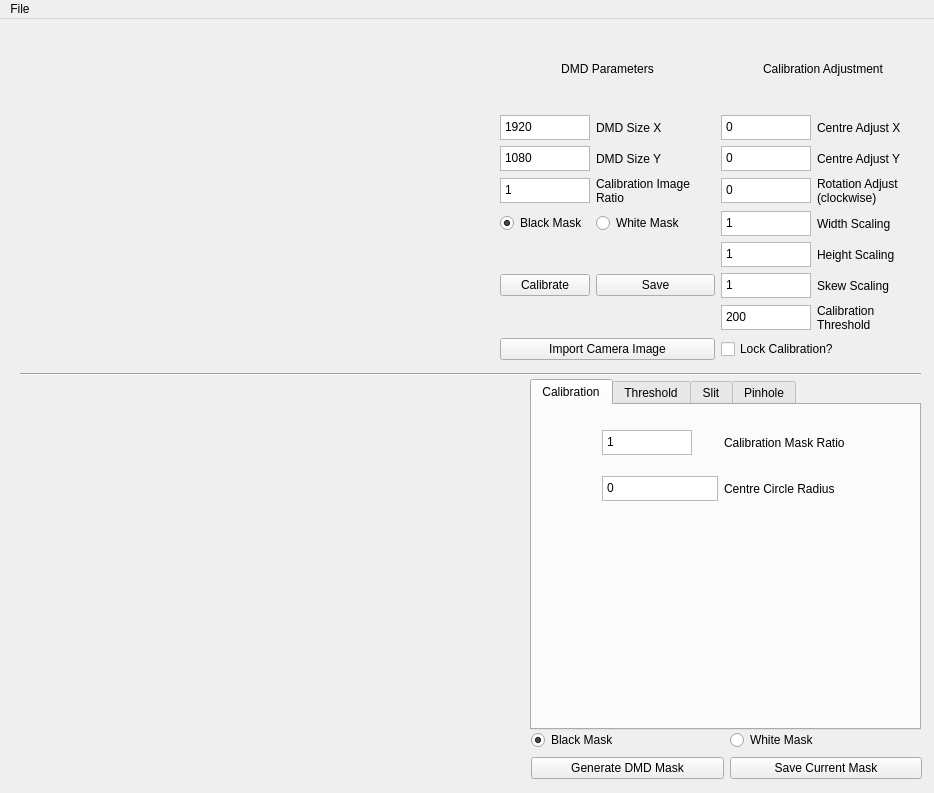
This is appMainWindow.ui in JoeWolf92/DMD-PyCalibration as Qt 5 draws it before an edit. The edited form follows.
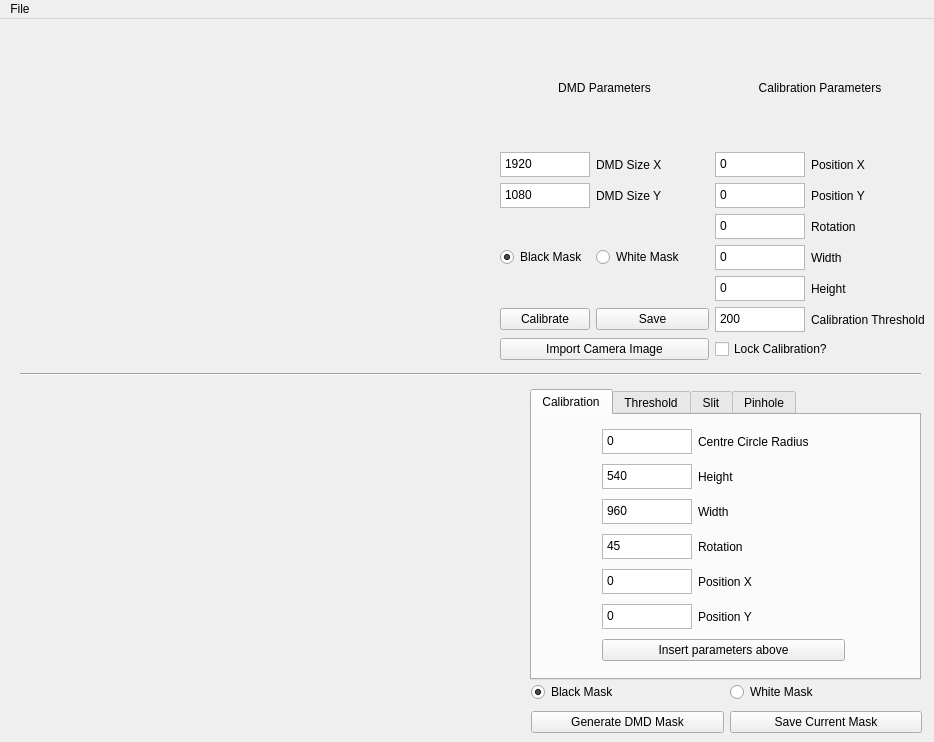
This is the edited form. The open tabs and pages were chosen to show the change. Icons and pictures are not drawn.

Patch:
```diff
--- a/appMainWindow.ui
+++ b/appMainWindow.ui
@@ -7,7 +7,7 @@
     <x>0</x>
     <y>0</y>
     <width>934</width>
-    <height>793</height>
+    <height>742</height>
    </rect>
   </property>
   <property name="sizePolicy">
@@ -27,9 +27,9 @@
     <property name="geometry">
      <rect>
       <x>530</x>
-      <y>360</y>
+      <y>370</y>
       <width>391</width>
-      <height>351</height>
+      <height>291</height>
      </rect>
     </property>
     <property name="currentIndex">
@@ -45,68 +45,191 @@
         <x>70</x>
         <y>10</y>
         <width>243</width>
-        <height>101</height>
+        <height>243</height>
        </rect>
       </property>
       <layout class="QGridLayout" name="gridLayout_3">
        <property name="sizeConstraint">
         <enum>QLayout::SetMinimumSize</enum>
        </property>
-       <item row="0" column="0">
-        <widget class="QPlainTextEdit" name="txt_DMDCalibrationMaskRatio">
-         <property name="minimumSize">
-          <size>
-           <width>90</width>
-           <height>25</height>
-          </size>
+       <item row="2" column="1">
+        <widget class="QLabel" name="label_DMDCalibrationMaskWidth">
+         <property name="text">
+          <string>Width</string>
          </property>
-         <property name="maximumSize">
-          <size>
-           <width>90</width>
-           <height>25</height>
-          </size>
-         </property>
-         <property name="tabChangesFocus">
-          <bool>true</bool>
-         </property>
-         <property name="plainText">
-          <string>1</string>
-         </property>
         </widget>
        </item>
-       <item row="1" column="0">
-        <widget class="QPlainTextEdit" name="txt_CentreCircleSize">
-         <property name="minimumSize">
-          <size>
-           <width>0</width>
-           <height>25</height>
-          </size>
-         </property>
-         <property name="maximumSize">
-          <size>
-           <width>16777215</width>
-           <height>25</height>
-          </size>
-         </property>
-         <property name="tabChangesFocus">
-          <bool>true</bool>
-         </property>
-         <property name="plainText">
-          <string>0</string>
-         </property>
-        </widget>
-       </item>
-       <item row="1" column="1">
+       <item row="0" column="1">
         <widget class="QLabel" name="label_CalibrationCentreCircle">
          <property name="text">
           <string>Centre Circle Radius</string>
          </property>
         </widget>
        </item>
-       <item row="0" column="1">
-        <widget class="QLabel" name="label_DMDCalibrationMaskRatio">
+       <item row="4" column="1">
+        <widget class="QLabel" name="label_CalibrationMaskPositionX">
          <property name="text">
-          <string>Calibration Mask Ratio</string>
+          <string>Position X</string>
+         </property>
+        </widget>
+       </item>
+       <item row="5" column="1">
+        <widget class="QLabel" name="label_CalibrationMaskPositionY">
+         <property name="text">
+          <string>Position Y</string>
+         </property>
+        </widget>
+       </item>
+       <item row="0" column="0">
+        <widget class="QPlainTextEdit" name="txt_CentreCircleSize">
+         <property name="minimumSize">
+          <size>
+           <width>0</width>
+           <height>25</height>
+          </size>
+         </property>
+         <property name="maximumSize">
+          <size>
+           <width>90</width>
+           <height>25</height>
+          </size>
+         </property>
+         <property name="tabChangesFocus">
+          <bool>true</bool>
+         </property>
+         <property name="plainText">
+          <string>0</string>
+         </property>
+        </widget>
+       </item>
+       <item row="3" column="1">
+        <widget class="QLabel" name="label_CalibrationMaskRotation">
+         <property name="text">
+          <string>Rotation</string>
+         </property>
+        </widget>
+       </item>
+       <item row="3" column="0">
+        <widget class="QPlainTextEdit" name="txt_DMDCalibrationMaskRotation">
+         <property name="minimumSize">
+          <size>
+           <width>90</width>
+           <height>25</height>
+          </size>
+         </property>
+         <property name="maximumSize">
+          <size>
+           <width>90</width>
+           <height>25</height>
+          </size>
+         </property>
+         <property name="tabChangesFocus">
+          <bool>true</bool>
+         </property>
+         <property name="plainText">
+          <string>45</string>
+         </property>
+        </widget>
+       </item>
+       <item row="2" column="0">
+        <widget class="QPlainTextEdit" name="txt_DMDCalibrationMaskWidth">
+         <property name="minimumSize">
+          <size>
+           <width>90</width>
+           <height>25</height>
+          </size>
+         </property>
+         <property name="maximumSize">
+          <size>
+           <width>90</width>
+           <height>25</height>
+          </size>
+         </property>
+         <property name="tabChangesFocus">
+          <bool>true</bool>
+         </property>
+         <property name="plainText">
+          <string>960</string>
+         </property>
+        </widget>
+       </item>
+       <item row="1" column="0">
+        <widget class="QPlainTextEdit" name="txt_DMDCalibrationMaskHeight">
+         <property name="minimumSize">
+          <size>
+           <width>90</width>
+           <height>25</height>
+          </size>
+         </property>
+         <property name="maximumSize">
+          <size>
+           <width>90</width>
+           <height>25</height>
+          </size>
+         </property>
+         <property name="tabChangesFocus">
+          <bool>true</bool>
+         </property>
+         <property name="plainText">
+          <string>540</string>
+         </property>
+        </widget>
+       </item>
+       <item row="5" column="0">
+        <widget class="QPlainTextEdit" name="txt_DMDCalibrationMaskPositionY">
+         <property name="minimumSize">
+          <size>
+           <width>90</width>
+           <height>25</height>
+          </size>
+         </property>
+         <property name="maximumSize">
+          <size>
+           <width>90</width>
+           <height>25</height>
+          </size>
+         </property>
+         <property name="tabChangesFocus">
+          <bool>true</bool>
+         </property>
+         <property name="plainText">
+          <string>0</string>
+         </property>
+        </widget>
+       </item>
+       <item row="4" column="0">
+        <widget class="QPlainTextEdit" name="txt_DMDCalibrationMaskPositionX">
+         <property name="minimumSize">
+          <size>
+           <width>90</width>
+           <height>25</height>
+          </size>
+         </property>
+         <property name="maximumSize">
+          <size>
+           <width>90</width>
+           <height>25</height>
+          </size>
+         </property>
+         <property name="tabChangesFocus">
+          <bool>true</bool>
+         </property>
+         <property name="plainText">
+          <string>0</string>
+         </property>
+        </widget>
+       </item>
+       <item row="1" column="1">
+        <widget class="QLabel" name="label_DMDCalibrationMaskHeight">
+         <property name="text">
+          <string>Height</string>
+         </property>
+        </widget>
+       </item>
+       <item row="6" column="0" colspan="2">
+        <widget class="QPushButton" name="btn_SendCalParameters">
+         <property name="text">
+          <string>Insert parameters above</string>
          </property>
         </widget>
        </item>
@@ -676,20 +799,48 @@
      <property name="spacing">
       <number>-1</number>
      </property>
-     <item row="8" column="0" colspan="2">
+     <item row="7" column="0" colspan="2">
       <widget class="QPushButton" name="btn_CamImageImport">
        <property name="text">
         <string>Import Camera Image</string>
        </property>
       </widget>
      </item>
-     <item row="8" column="2" colspan="2">
+     <item row="7" column="2" colspan="2">
       <widget class="QCheckBox" name="cbox_LockCalibration">
        <property name="text">
         <string>Lock Calibration?</string>
        </property>
       </widget>
      </item>
+     <item row="6" column="2">
+      <widget class="QPlainTextEdit" name="txt_CalibrationThreshold">
+       <property name="sizePolicy">
+        <sizepolicy hsizetype="Preferred" vsizetype="Preferred">
+         <horstretch>0</horstretch>
+         <verstretch>0</verstretch>
+        </sizepolicy>
+       </property>
+       <property name="minimumSize">
+        <size>
+         <width>90</width>
+         <height>25</height>
+        </size>
+       </property>
+       <property name="maximumSize">
+        <size>
+         <width>90</width>
+         <height>25</height>
+        </size>
+       </property>
+       <property name="tabChangesFocus">
+        <bool>true</bool>
+       </property>
+       <property name="plainText">
+        <string>200</string>
+       </property>
+      </widget>
+     </item>
      <item row="6" column="1">
       <widget class="QPushButton" name="btn_SaveCalibration">
        <property name="text">
@@ -722,14 +873,24 @@
         <bool>true</bool>
        </property>
        <property name="plainText">
-        <string>1</string>
+        <string>0</string>
+       </property>
+      </widget>
+     </item>
+     <item row="6" column="3">
+      <widget class="QLabel" name="label_CalibrationThreshold">
+       <property name="text">
+        <string>Calibration Threshold</string>
+       </property>
+       <property name="wordWrap">
+        <bool>true</bool>
        </property>
       </widget>
      </item>
      <item row="0" column="2" colspan="2">
       <widget class="QLabel" name="label_CalibrationParameters">
        <property name="text">
-        <string>Calibration Adjustment</string>
+        <string>Calibration Parameters</string>
        </property>
        <property name="alignment">
         <set>Qt::AlignCenter</set>
@@ -759,31 +920,6 @@
        </property>
       </widget>
      </item>
-     <item row="3" column="0">
-      <widget class="QPlainTextEdit" name="txt_DMDCalibrationImageRatio">
-       <property name="minimumSize">
-        <size>
-         <width>90</width>
-         <height>25</height>
-        </size>
-       </property>
-       <property name="maximumSize">
-        <size>
-         <width>90</width>
-         <height>25</height>
-        </size>
-       </property>
-       <property name="tabChangesFocus">
-        <bool>true</bool>
-       </property>
-       <property name="plainText">
-        <string>1</string>
-       </property>
-       <property name="placeholderText">
-        <string/>
-       </property>
-      </widget>
-     </item>
      <item row="3" column="2">
       <widget class="QPlainTextEdit" name="txt_RotationAdjust">
        <property name="minimumSize">
@@ -809,7 +945,7 @@
      <item row="1" column="3">
       <widget class="QLabel" name="label_CentreAdjustX">
        <property name="text">
-        <string>Centre Adjust X</string>
+        <string>Position X</string>
        </property>
       </widget>
      </item>
@@ -823,7 +959,7 @@
      <item row="4" column="3">
       <widget class="QLabel" name="label_WidthAdjust">
        <property name="text">
-        <string>Width Scaling</string>
+        <string>Width</string>
        </property>
       </widget>
      </item>
@@ -908,21 +1044,21 @@
         <bool>true</bool>
        </property>
        <property name="plainText">
-        <string>1</string>
+        <string>0</string>
        </property>
       </widget>
      </item>
      <item row="2" column="3">
       <widget class="QLabel" name="label_CentreAdjustY">
        <property name="text">
-        <string>Centre Adjust Y</string>
+        <string>Position Y</string>
        </property>
       </widget>
      </item>
      <item row="3" column="3">
       <widget class="QLabel" name="label_RotationAdjust">
        <property name="text">
-        <string>Rotation Adjust (clockwise)</string>
+        <string>Rotation</string>
        </property>
        <property name="wordWrap">
         <bool>true</bool>
@@ -954,17 +1090,7 @@
      <item row="5" column="3">
       <widget class="QLabel" name="label_HeightAdjust">
        <property name="text">
-        <string>Height Scaling</string>
-       </property>
-      </widget>
-     </item>
-     <item row="3" column="1">
-      <widget class="QLabel" name="label_DMDCalibrationImageRatio">
-       <property name="text">
-        <string>Calibration Image Ratio</string>
-       </property>
-       <property name="wordWrap">
-        <bool>true</bool>
+        <string>Height</string>
        </property>
       </widget>
      </item>
@@ -997,73 +1123,6 @@
        </property>
       </widget>
      </item>
-     <item row="6" column="2">
-      <widget class="QPlainTextEdit" name="plainTextEdit">
-       <property name="minimumSize">
-        <size>
-         <width>90</width>
-         <height>25</height>
-        </size>
-       </property>
-       <property name="maximumSize">
-        <size>
-         <width>90</width>
-         <height>25</height>
-        </size>
-       </property>
-       <property name="tabChangesFocus">
-        <bool>true</bool>
-       </property>
-       <property name="plainText">
-        <string>1</string>
-       </property>
-      </widget>
-     </item>
-     <item row="7" column="2">
-      <widget class="QPlainTextEdit" name="txt_CalibrationThreshold">
-       <property name="sizePolicy">
-        <sizepolicy hsizetype="Preferred" vsizetype="Preferred">
-         <horstretch>0</horstretch>
-         <verstretch>0</verstretch>
-        </sizepolicy>
-       </property>
-       <property name="minimumSize">
-        <size>
-         <width>90</width>
-         <height>25</height>
-        </size>
-       </property>
-       <property name="maximumSize">
-        <size>
-         <width>90</width>
-         <height>25</height>
-        </size>
-       </property>
-       <property name="tabChangesFocus">
-        <bool>true</bool>
-       </property>
-       <property name="plainText">
-        <string>200</string>
-       </property>
-      </widget>
-     </item>
-     <item row="6" column="3">
-      <widget class="QLabel" name="label_SkewAdjust">
-       <property name="text">
-        <string>Skew Scaling</string>
-       </property>
-      </widget>
-     </item>
-     <item row="7" column="3">
-      <widget class="QLabel" name="label_CalibrationThreshold">
-       <property name="text">
-        <string>Calibration Threshold</string>
-       </property>
-       <property name="wordWrap">
-        <bool>true</bool>
-       </property>
-      </widget>
-     </item>
     </layout>
    </widget>
    <widget class="QLabel" name="view_DMDMaskImage">
@@ -1095,9 +1154,9 @@
     <property name="geometry">
      <rect>
       <x>531</x>
-      <y>710</y>
+      <y>660</y>
       <width>391</width>
-      <height>51</height>
+      <height>58</height>
      </rect>
     </property>
     <layout class="QGridLayout" name="gridLayout_2">
```
Left out of the diff: 265 changed lines with no effect on the pictures.
